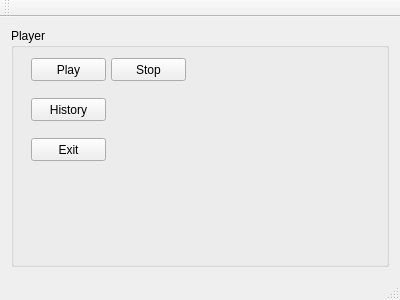
Above: myapp1/mainwindow.ui from sergfx/test before the change. Below: the same form after it.
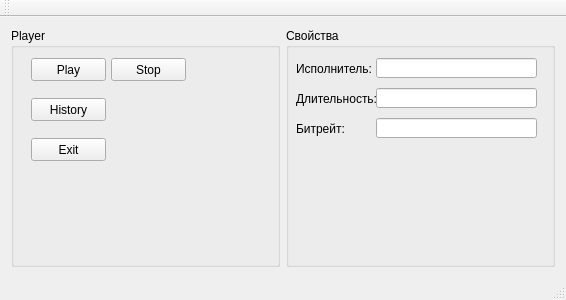
That is the form after the change.

Commit message: set author, elapsed, bitrate

```diff
--- a/myapp1/mainwindow.ui
+++ b/myapp1/mainwindow.ui
@@ -6,7 +6,7 @@
    <rect>
     <x>0</x>
     <y>0</y>
-    <width>400</width>
+    <width>566</width>
     <height>300</height>
    </rect>
   </property>
@@ -74,6 +74,82 @@
       </widget>
      </widget>
     </item>
+    <item row="0" column="1">
+     <widget class="QGroupBox" name="groupBox_2">
+      <property name="title">
+       <string>Свойства</string>
+      </property>
+      <widget class="QLabel" name="label">
+       <property name="geometry">
+        <rect>
+         <x>10</x>
+         <y>30</y>
+         <width>81</width>
+         <height>21</height>
+        </rect>
+       </property>
+       <property name="text">
+        <string>Исполнитель:</string>
+       </property>
+      </widget>
+      <widget class="QLineEdit" name="author">
+       <property name="geometry">
+        <rect>
+         <x>90</x>
+         <y>30</y>
+         <width>161</width>
+         <height>20</height>
+        </rect>
+       </property>
+      </widget>
+      <widget class="QLabel" name="label_2">
+       <property name="geometry">
+        <rect>
+         <x>10</x>
+         <y>60</y>
+         <width>81</width>
+         <height>21</height>
+        </rect>
+       </property>
+       <property name="text">
+        <string>Длительность:</string>
+       </property>
+      </widget>
+      <widget class="QLineEdit" name="elapsed">
+       <property name="geometry">
+        <rect>
+         <x>90</x>
+         <y>60</y>
+         <width>161</width>
+         <height>20</height>
+        </rect>
+       </property>
+      </widget>
+      <widget class="QLabel" name="label_3">
+       <property name="geometry">
+        <rect>
+         <x>10</x>
+         <y>90</y>
+         <width>81</width>
+         <height>21</height>
+        </rect>
+       </property>
+       <property name="text">
+        <string>Битрейт:</string>
+       </property>
+      </widget>
+      <widget class="QLineEdit" name="bitrate">
+       <property name="geometry">
+        <rect>
+         <x>90</x>
+         <y>90</y>
+         <width>161</width>
+         <height>20</height>
+        </rect>
+       </property>
+      </widget>
+     </widget>
+    </item>
    </layout>
   </widget>
   <widget class="QMenuBar" name="menuBar">
```
Left out of the diff: 2 changed lines with no effect on the pictures. The commit also changes 1 other file.
